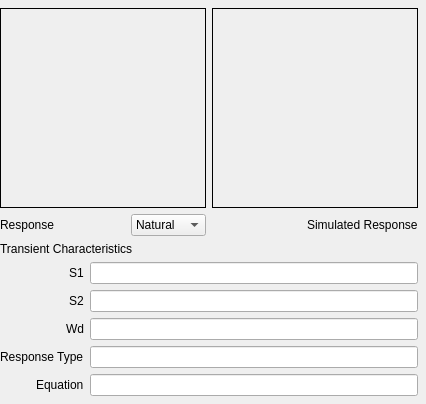
The window that graphical-rlc/TransientDisplay.ui (blaksmith205/graphical-rlc) describes before a commit, drawn with Qt 5.
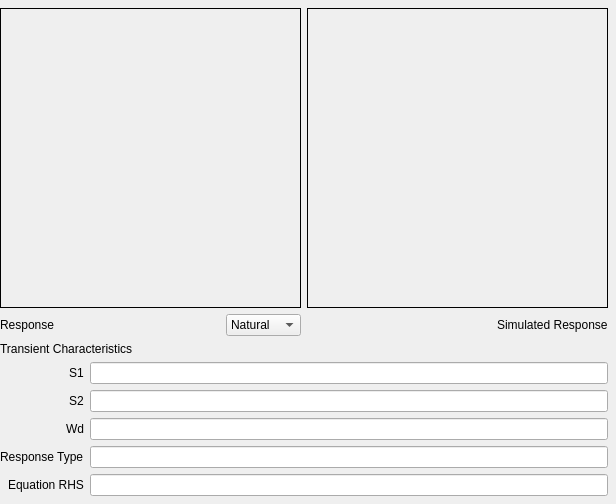
The same window after the commit. Icons and pictures are not drawn.

Commit message: Increases minimum size of images

The edit to the form file:
```diff
--- a/graphical-rlc/TransientDisplay.ui
+++ b/graphical-rlc/TransientDisplay.ui
@@ -6,8 +6,8 @@
    <rect>
     <x>0</x>
     <y>0</y>
-    <width>426</width>
-    <height>399</height>
+    <width>616</width>
+    <height>497</height>
    </rect>
   </property>
   <property name="windowTitle">
@@ -38,8 +38,8 @@
        </property>
        <property name="minimumSize">
         <size>
-         <width>200</width>
-         <height>200</height>
+         <width>300</width>
+         <height>300</height>
         </size>
        </property>
        <property name="frameShape">
@@ -66,8 +66,8 @@
        </property>
        <property name="minimumSize">
         <size>
-         <width>200</width>
-         <height>200</height>
+         <width>300</width>
+         <height>300</height>
         </size>
        </property>
        <property name="frameShape">
@@ -265,7 +265,7 @@
      <item row="4" column="0">
       <widget class="QLabel" name="equationLabel">
        <property name="text">
-        <string>Equation</string>
+        <string>Equation RHS</string>
        </property>
       </widget>
      </item>
```
